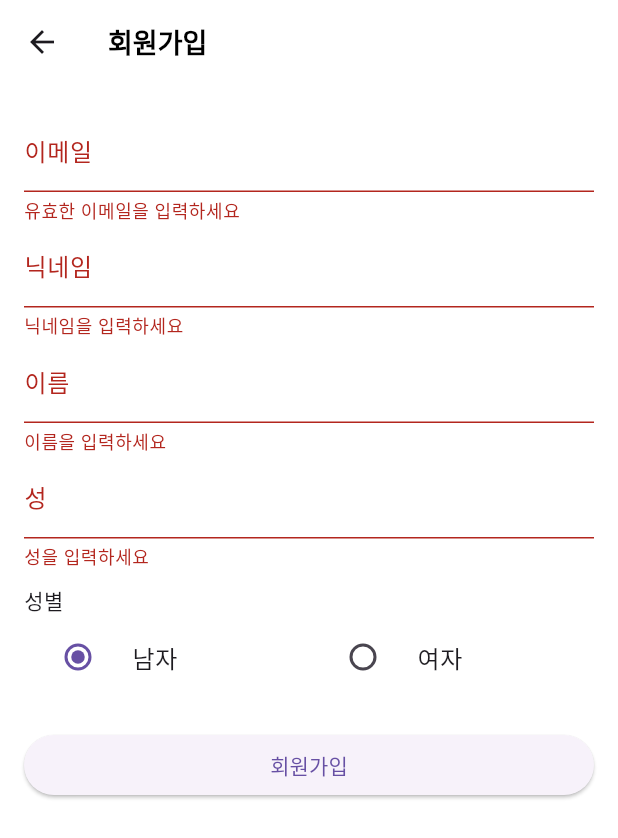
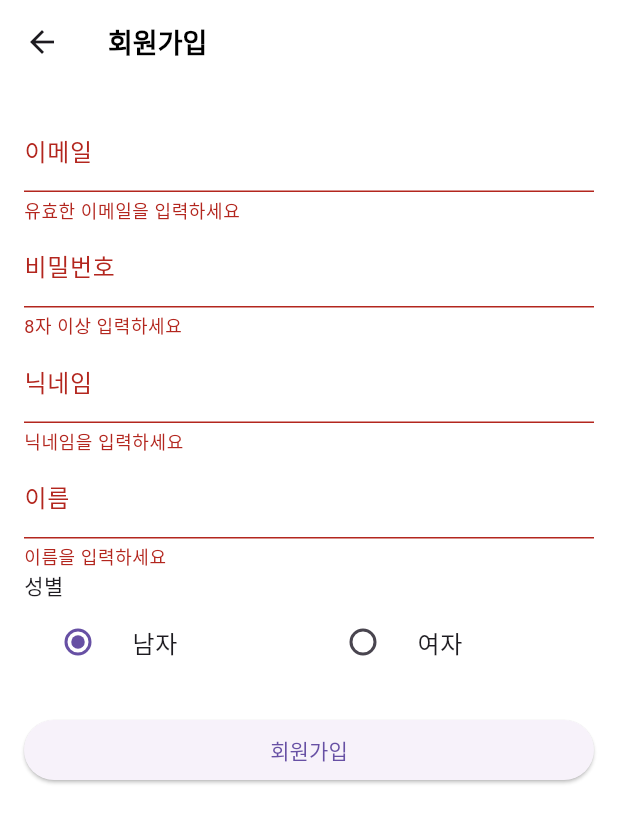
Before and after one commit to sanghyunbang/heat_trip_flutter, a Flutter app: the SignUpScreen screen opened directly, after a tap on "회원가입", on a phone screen of 412 x 824 dp. Shown: the top 838 px of the screen. Run offline on Flutter 3.47's test engine with Material 3 defaults, Android fonts, the phone set to English and light mode, and no system bars; our stand-ins replace flutter_dotenv, flutter_svg, google_fonts, shared_preferences; missing offline and left inert: flutter_web_auth_2; accounts and stored records are empty.

Commit message:
[feat-wip]: 회원가입 구현
## 작업 내용
- 회원 가입에 필요한 input 칸 만들기

## 남은 작업
- 화면 전환
- 테스트 해보기

## 관련 이슈
Related to #4

```diff
--- a/lib/social/membership.dart
+++ b/lib/social/membership.dart
@@ -11,9 +11,9 @@ class _SignUpScreenState extends State<SignUpScreen> {
   final _formKey = GlobalKey<FormState>();
 
   final TextEditingController _emailController = TextEditingController();
+  final TextEditingController _passwordContorller = TextEditingController();
   final TextEditingController _nicknameController = TextEditingController();
-  final TextEditingController _firstNameController = TextEditingController();
-  final TextEditingController _lastNameController = TextEditingController();
+  final TextEditingController _nameController = TextEditingController();
   String _gender = 'male';
 
   bool _isLoading = false;
@@ -25,16 +25,18 @@ class _SignUpScreenState extends State<SignUpScreen> {
       _isLoading = true;
     });
 
-    final url = Uri.parse(' '); // ← 실제 API 주소로 변경하세요
+    final url = Uri.parse(
+      'http://10.0.2.2:8080/auth/signup',
+    ); // ← 실제 API 주소로 변경하세요
 
     final response = await http.post(
       url,
       headers: {'Content-Type': 'application/json'},
       body: jsonEncode({
         'email': _emailController.text.trim(),
+        'password': _passwordContorller.text.trim(),
         'nickname': _nicknameController.text.trim(),
-        'first_name': _firstNameController.text.trim(),
-        'last_name': _lastNameController.text.trim(),
+        'name': _nameController.text.trim(),
         'gender': _gender,
       }),
     );
@@ -81,24 +83,25 @@ class _SignUpScreenState extends State<SignUpScreen> {
                       },
                     ),
                     TextFormField(
+                      controller: _passwordContorller,
+                      decoration: InputDecoration(labelText: '비밀번호'),
+                      obscureText: true, // 비밀번호 입력시 입력값 안보이게
+                      validator: (value) => value == null || value.length < 8
+                          ? '8자 이상 입력하세요'
+                          : null,
+                    ),
+                    TextFormField(
                       controller: _nicknameController,
                       decoration: InputDecoration(labelText: '닉네임'),
                       validator: (value) =>
                           value == null || value.isEmpty ? '닉네임을 입력하세요' : null,
                     ),
                     TextFormField(
-                      controller: _firstNameController,
+                      controller: _nameController,
                       decoration: InputDecoration(labelText: '이름'),
                       validator: (value) =>
                           value == null || value.isEmpty ? '이름을 입력하세요' : null,
                     ),
-                    TextFormField(
-                      controller: _lastNameController,
-                      decoration: InputDecoration(labelText: '성'),
-                      validator: (value) =>
-                          value == null || value.isEmpty ? '성을 입력하세요' : null,
-                    ),
-                    SizedBox(height: 10),
                     Text('성별'),
                     Row(
                       children: [
```
